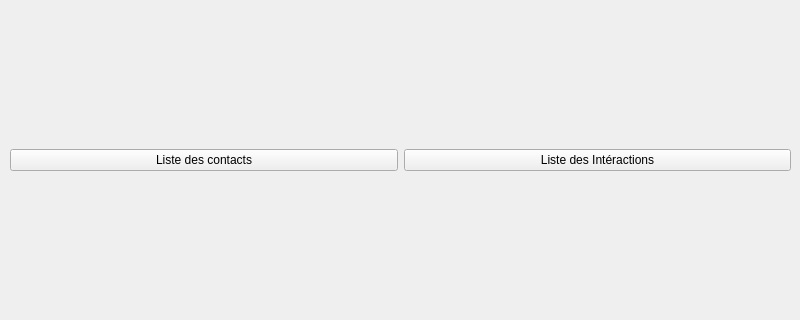
Above: mainwindow.ui from Noa-Barbosa/Projet_CDAA before the change; both pictures show x 0 to 800 and y 125 to 445 of the 800 by 600 pixel window. Below: the same form after it.
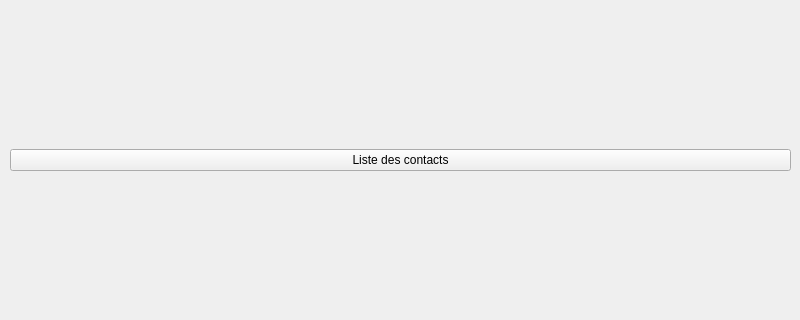
That is the form after the change.

Patch:
```diff
--- a/mainwindow.ui
+++ b/mainwindow.ui
@@ -31,13 +31,6 @@
        </property>
       </widget>
      </item>
-     <item>
-      <widget class="QPushButton" name="ListInteraction">
-       <property name="text">
-        <string>Liste des Intéractions</string>
-       </property>
-      </widget>
-     </item>
     </layout>
    </widget>
   </widget>
```
